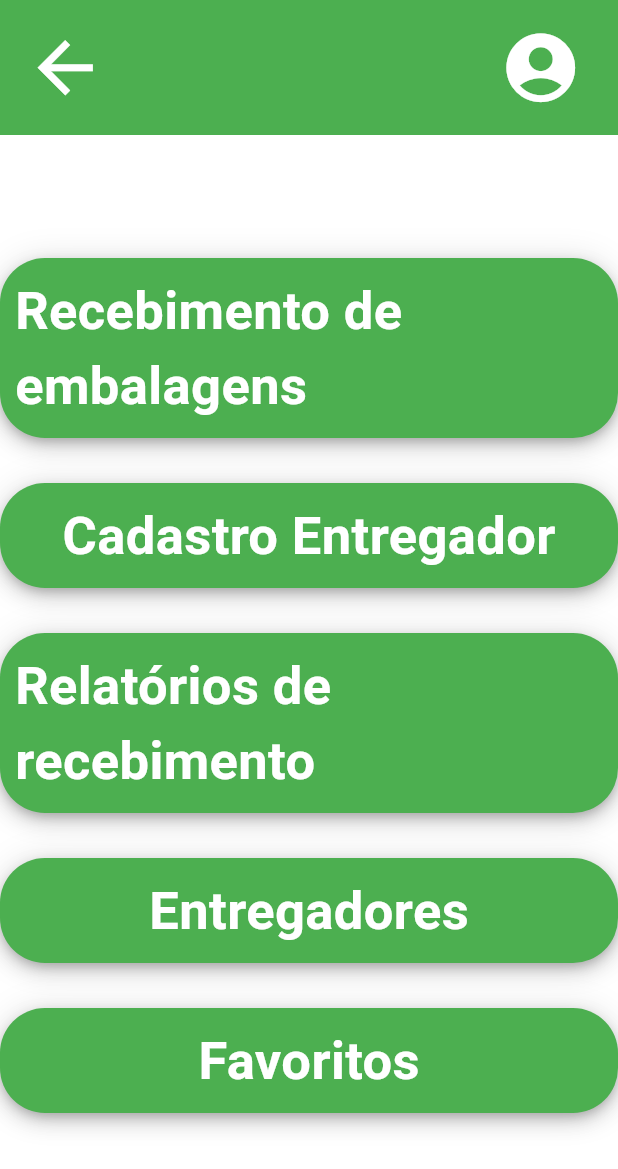
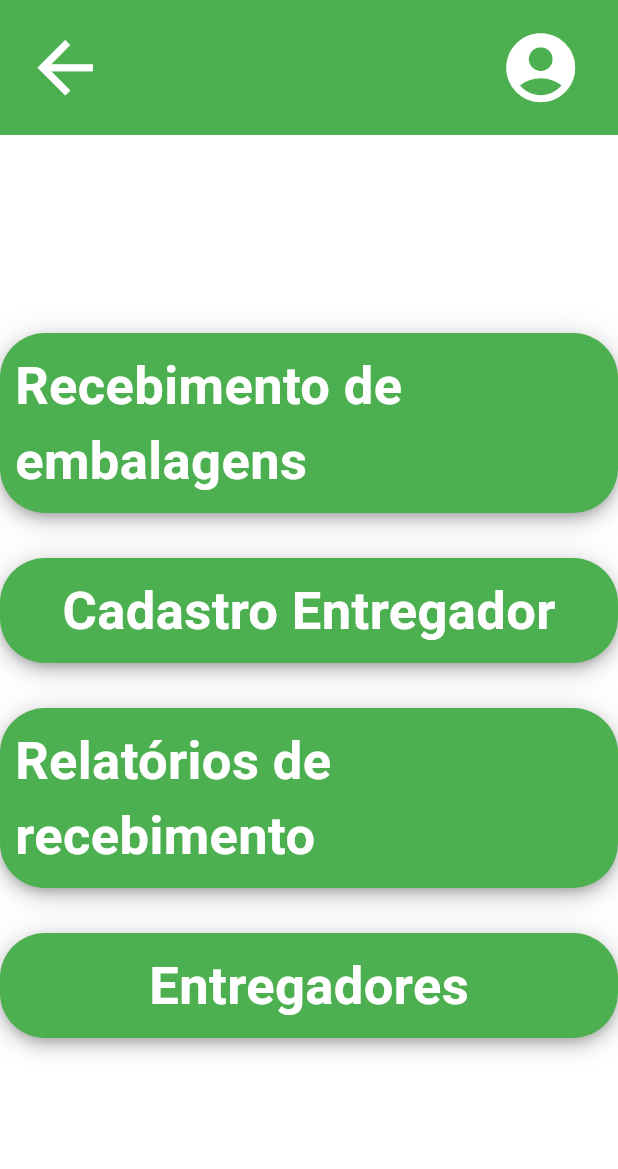
Before and after one commit to GABRIEL-ASSYS/AgroSelect-Flutter-App, a Flutter app: the MenuScreen screen opened directly, on a phone screen of 412 x 824 dp. Shown: the top 1169 px of the screen. Run offline on Flutter 3.47's test engine with Material 3 defaults, Android fonts, the phone set to English and light mode, and no system bars; our stand-ins replace cloud_firestore, firebase_auth, firebase_core, fluttertoast, pdf, printing; accounts and stored records are empty; generated files the repository leaves out were written again.

Commit message:
removendo botão de favoritos do menu

```diff
--- a/lib/view/menu.dart
+++ b/lib/view/menu.dart
@@ -1,4 +1,4 @@
-import 'package:addcs/view/favoritos.dart';
+import 'package:addcs/view/favoritos_relatorios.dart';
 import 'package:addcs/view/perfil.dart';
 import 'package:addcs/themes.dart';
 import 'package:addcs/view/cadastro_entregador.dart';
@@ -105,16 +105,6 @@ class MenuScreen extends StatelessWidget {
                       );
                     },
                   ),
-                  const SizedBox(height: 30),
-                  SecundaryButton(
-                    text: 'Favoritos',
-                    onTap: (){
-                      Navigator.pushReplacement(
-                        context,
-                        MaterialPageRoute(builder: (context) => const FavoritosScreen()),
-                      );
-                    },
-                  ),
                 ],
               ),
             ),
```
